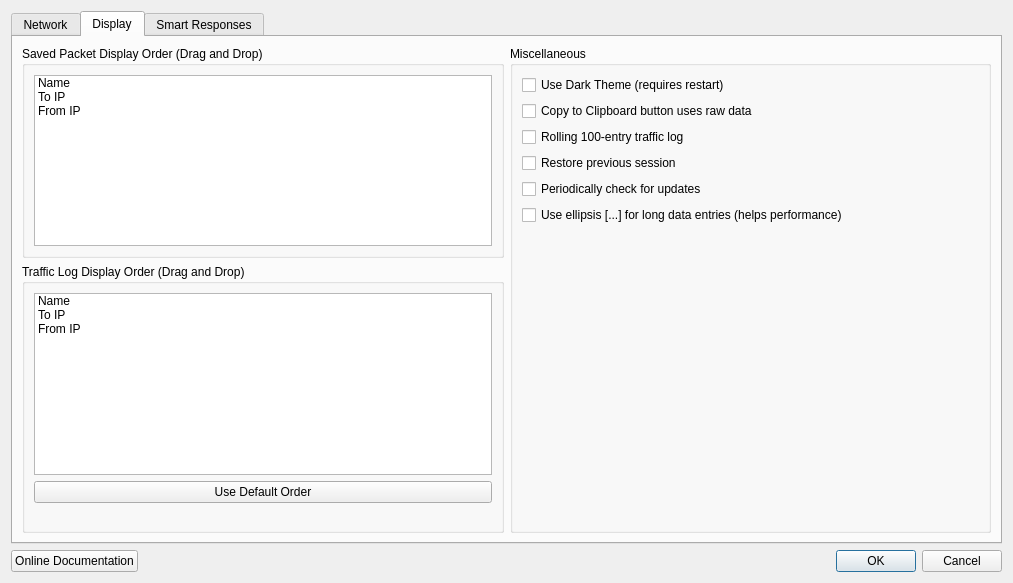
Old version of the form src/settings.ui in the repository dannagle/PacketSender.
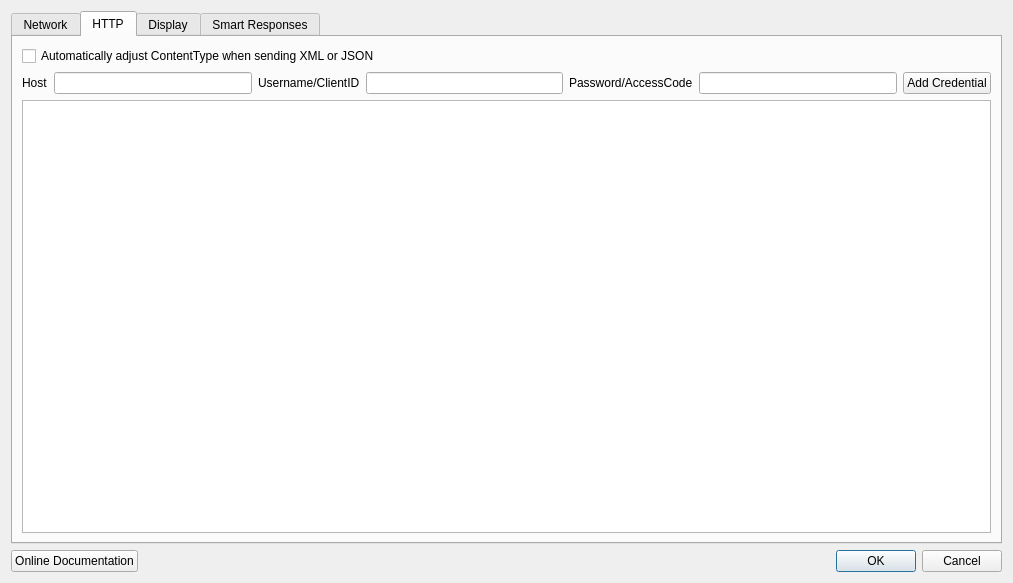
New version of the form.

Commit message: Settings http auth progress

Diff of the .ui file:
```diff
--- a/src/settings.ui
+++ b/src/settings.ui
@@ -425,6 +425,68 @@
        </item>
       </layout>
      </widget>
+     <widget class="QWidget" name="tab_4">
+      <attribute name="title">
+       <string>HTTP</string>
+      </attribute>
+      <layout class="QVBoxLayout" name="verticalLayout_9">
+       <item>
+        <widget class="QCheckBox" name="httpAdjustContentTypeCheck">
+         <property name="text">
+          <string>Automatically adjust ContentType when sending XML or JSON</string>
+         </property>
+        </widget>
+       </item>
+       <item>
+        <layout class="QHBoxLayout" name="horizontalLayout_17">
+         <item>
+          <widget class="QLabel" name="label_24">
+           <property name="text">
+            <string>Host</string>
+           </property>
+          </widget>
+         </item>
+         <item>
+          <widget class="QLineEdit" name="httpHostEdit"/>
+         </item>
+         <item>
+          <widget class="QLabel" name="label_21">
+           <property name="text">
+            <string>Username/ClientID</string>
+           </property>
+          </widget>
+         </item>
+         <item>
+          <widget class="QLineEdit" name="httpUNEdit"/>
+         </item>
+         <item>
+          <widget class="QLabel" name="label_22">
+           <property name="text">
+            <string>Password/AccessCode</string>
+           </property>
+          </widget>
+         </item>
+         <item>
+          <widget class="QLineEdit" name="httpPWEdit"/>
+         </item>
+         <item>
+          <widget class="QPushButton" name="addCredentialButton">
+           <property name="text">
+            <string>Add Credential</string>
+           </property>
+          </widget>
+         </item>
+        </layout>
+       </item>
+       <item>
+        <layout class="QVBoxLayout" name="verticalLayout_8">
+         <item>
+          <widget class="QTableWidget" name="httpCredentialTable"/>
+         </item>
+        </layout>
+       </item>
+      </layout>
+     </widget>
      <widget class="QWidget" name="tab_3">
       <attribute name="title">
        <string>Display</string>
```
The commit also changes 7 other files.
